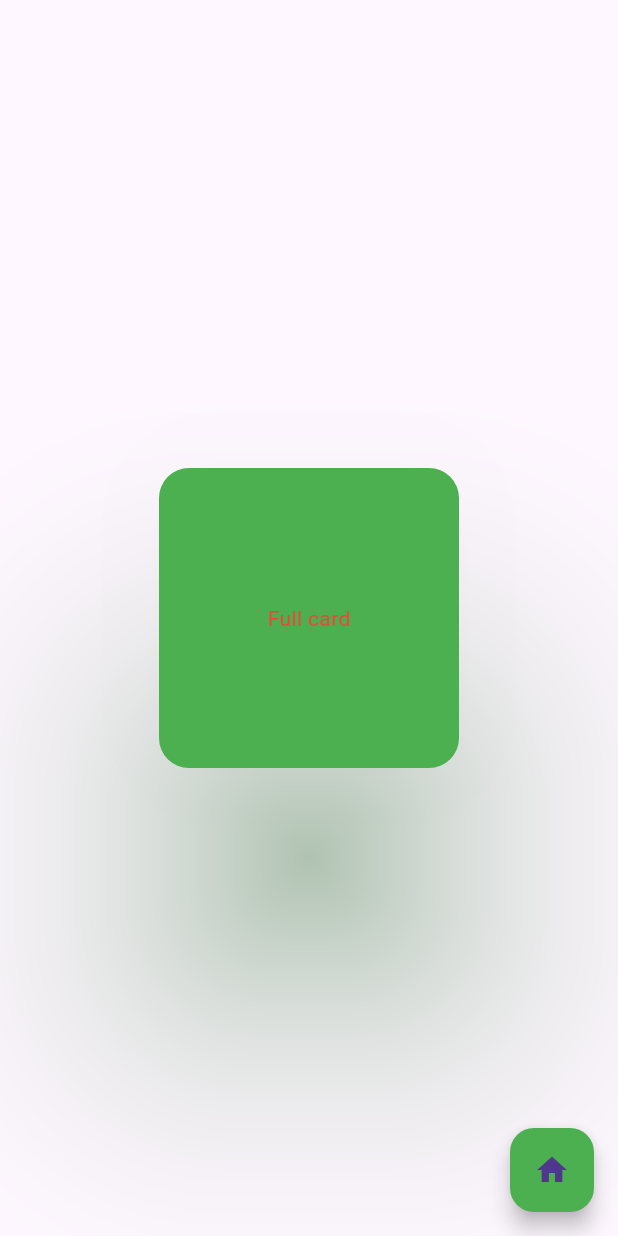
After one commit to Abir-Bin-Billal/My_App, a Flutter app: the all_activity screen opened directly, after a tap on "Card", on a phone screen of 412 x 824 dp. The commit adds this screen. Run offline on Flutter 3.47's test engine with Material 3 defaults, Android fonts, the phone set to English and light mode, and no system bars; network calls fail; Roboto replaces fonts that are missing (Vaerla).

Commit message:
card added in all activity added

```diff
--- a/lib/All_Activity.dart
+++ b/lib/All_Activity.dart
@@ -1,6 +1,7 @@
 import 'package:flutter/material.dart';
 import 'package:my_app/Activity1.dart';
 import 'package:my_app/Activity2.dart';
+import 'package:my_app/card.dart';
 
 class all_activity extends StatelessWidget {
   @override
@@ -11,18 +12,25 @@ class all_activity extends StatelessWidget {
         title: Text("All activity is here"),
       ),
       body: Align(
+
         alignment: Alignment.center,
        child : Column(
+
         mainAxisAlignment: MainAxisAlignment.center,
         crossAxisAlignment: CrossAxisAlignment.center,
 
 
         children: [
+
         ElevatedButton(
           onPressed: (){Navigator.push(context, MaterialPageRoute(builder: (context)=> activity_one("from home to activity one")));},
           child: Text("Activity one")),
         ElevatedButton(onPressed: (){Navigator.push(context, MaterialPageRoute(builder: (context)=> activity_two("From home to activity two")));},
-        child: Text("Activity Two"))
+        child: Text("Activity Two")),
+        ElevatedButton(onPressed: (){
+          Navigator.push(context, MaterialPageRoute(builder: (context)=> card()));
+        }, child: Text("Card"))
+
         ],
       )
     )
--- /dev/null
+++ b/lib/card.dart
@@ -0,0 +1,32 @@
+import 'package:flutter/material.dart';
+import 'package:my_app/main.dart';
+
+class card extends StatelessWidget{
+  @override
+  @override
+  Widget build(BuildContext context) {
+    return Scaffold(
+      body: Center(
+        child: Card(
+          color: Colors.green,
+          shadowColor: Colors.green,
+          elevation: 80,
+          shape: RoundedRectangleBorder(borderRadius: BorderRadius.circular(20)),
+
+          child: SizedBox(
+            height: 200 ,
+            width: 200 ,
+            child: Center(child: Text("Full card",
+            style: TextStyle(
+              color: Colors.red
+            ),),)
+          ),
+        ),
+      ),
+       floatingActionButton: FloatingActionButton(
+        onPressed: (){Navigator.push(context, MaterialPageRoute(builder: (context)=> HomeActivity()));} ,
+         child: Icon(Icons.home) ,
+         backgroundColor: Colors.green,),
+    );
+  }
+}
```
